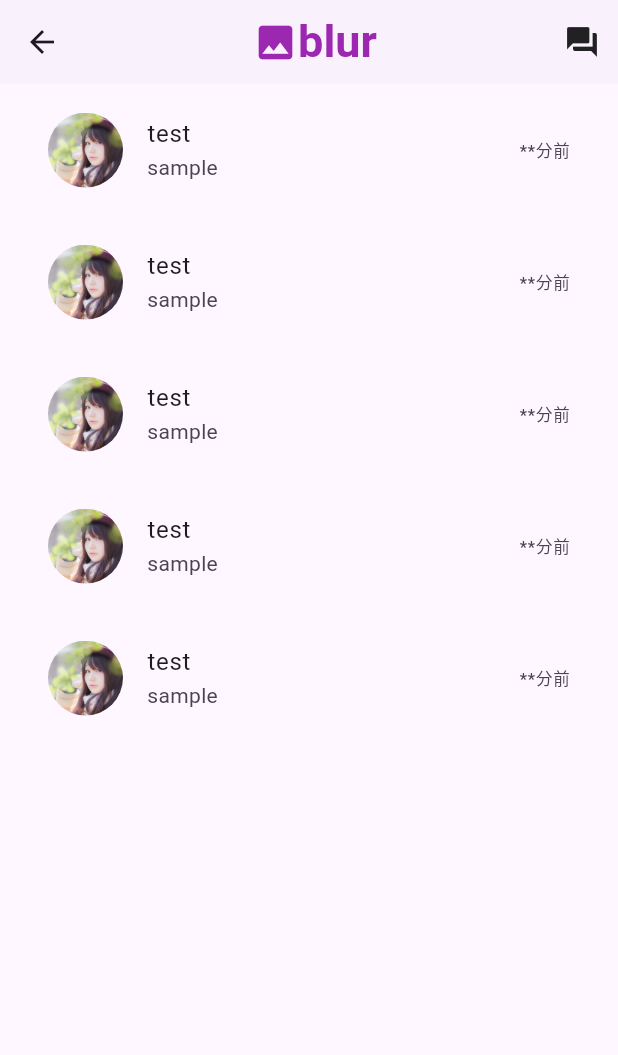
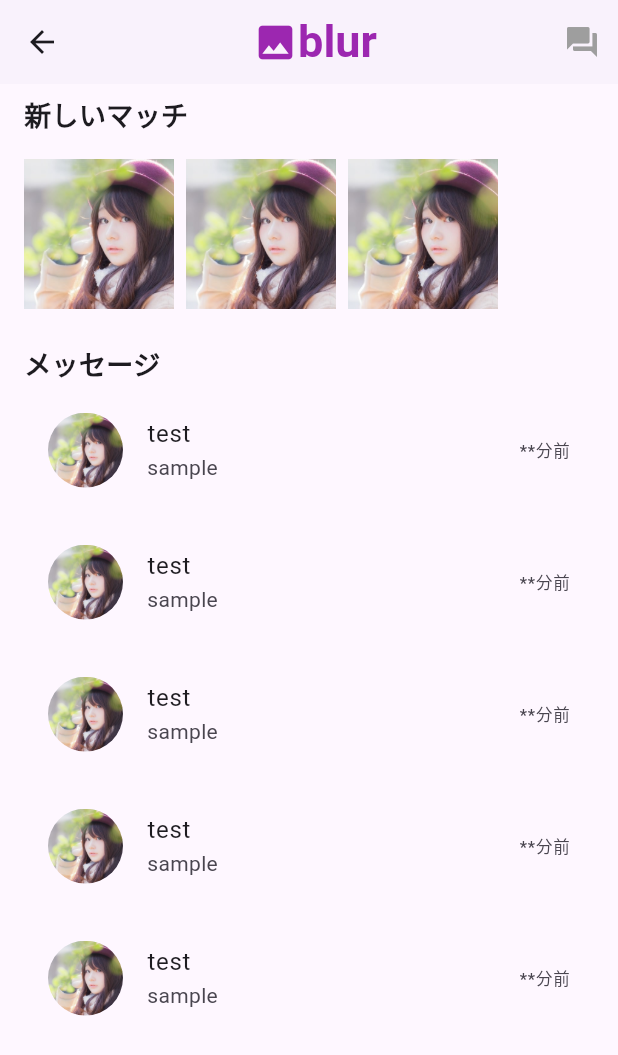
Before and after one commit to yamazakimina/test_flutter_01, a Flutter app: the screen it shows after launch, item 4 of the bottom bar chosen, on a phone screen of 412 x 824 dp. Shown: the top 1055 px of the screen. Run offline on Flutter 3.47's test engine with Material 3 defaults, Android fonts, the phone set to English and light mode, and no system bars; our stand-ins replace swipe_cards; network calls fail.

Commit message:
Message画面に新しいマッチの追加

```diff
--- a/lib/message_wedget.dart
+++ b/lib/message_wedget.dart
@@ -2,7 +2,7 @@ import 'chat.dart';
 import 'package:flutter/material.dart';
 
 class ChatScreen extends StatelessWidget {
-  const ChatScreen({super.key});
+  const ChatScreen({Key? key});
 
   @override
   Widget build(BuildContext context) {
@@ -21,9 +21,10 @@ class ChatScreen extends StatelessWidget {
             const Text(
               'blur',
               style: TextStyle(
-                  fontSize: 30.0,
-                  color: Colors.purple,
-                  fontWeight: FontWeight.bold),
+                fontSize: 30.0,
+                color: Colors.purple,
+                fontWeight: FontWeight.bold,
+              ),
             ),
           ],
         ),
@@ -31,13 +32,74 @@ class ChatScreen extends StatelessWidget {
           IconButton(
             onPressed: () {},
             icon: const Icon(Icons.forum),
-            color: Colors.black87,
+            color: Colors.grey,
           ),
         ],
         centerTitle: true,
       ),
-      body: const SafeArea(
-        child: MessageWedget(),
+      body: Column(
+        crossAxisAlignment: CrossAxisAlignment.start,
+        children: [
+          const SizedBox(height: 8),
+          Padding(
+            padding: const EdgeInsets.symmetric(horizontal: 16.0),
+            child: const Text(
+              '新しいマッチ',
+              style: TextStyle(
+                fontSize: 18.0,
+                fontWeight: FontWeight.bold,
+              ),
+            ),
+          ),
+          // const SizedBox(height: 8),
+          Padding(
+            padding: const EdgeInsets.symmetric(horizontal: 0),
+            child: Padding(
+              padding: const EdgeInsets.all(16.0),
+              child: Row(
+                children: [
+                  Image.asset(
+                    'assets/img/1.jpg',
+                    width: 100, // 適切なサイズに調整
+                    height: 100, // 適切なサイズに調整
+                    fit: BoxFit.cover,
+                  ),
+                  const SizedBox(width: 8),
+                  Image.asset(
+                    'assets/img/1.jpg',
+                    width: 100, // 適切なサイズに調整
+                    height: 100, // 適切なサイズに調整
+                    fit: BoxFit.cover,
+                  ),
+                  const SizedBox(width: 8),
+                  Image.asset(
+                    'assets/img/1.jpg',
+                    width: 100, // 適切なサイズに調整
+                    height: 100, // 適切なサイズに調整
+                    fit: BoxFit.cover,
+                  ),
+                ],
+              ),
+            ),
+          ),
+          const SizedBox(height: 8),
+          Padding(
+            padding: const EdgeInsets.symmetric(horizontal: 16.0),
+            child: const Text(
+              'メッセージ',
+              style: TextStyle(
+                fontSize: 18.0,
+                fontWeight: FontWeight.bold,
+              ),
+            ),
+          ),
+          // const SizedBox(height: 8),
+          Expanded(
+            child: SafeArea(
+              child: MessageWedget(),
+            ),
+          ),
+        ],
       ),
     );
   }
```
